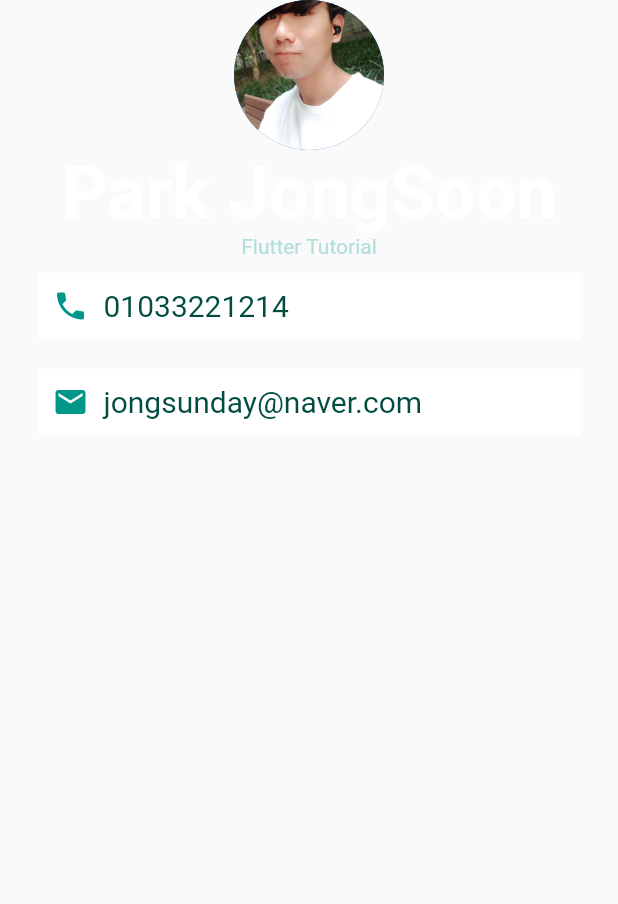
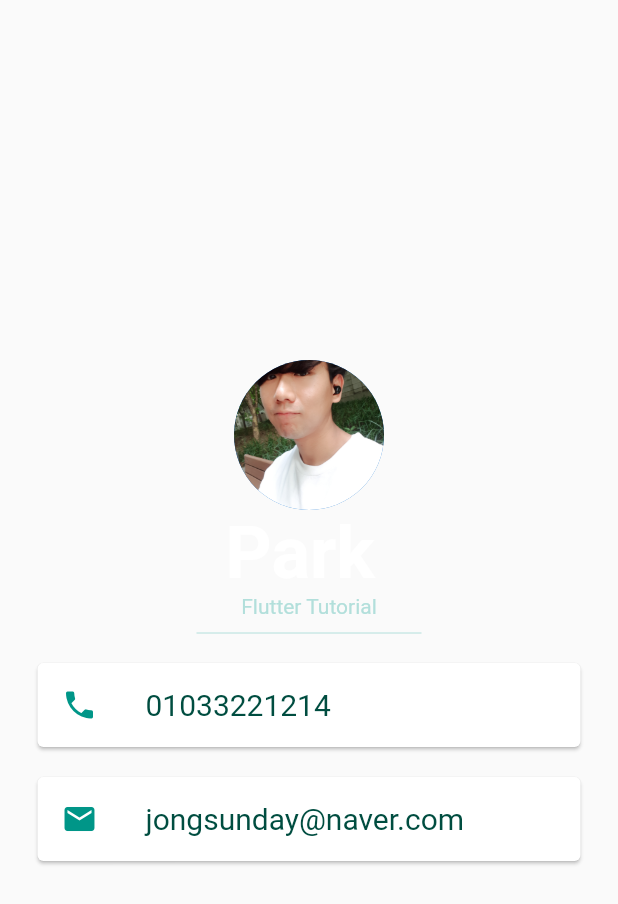
Before and after one commit to ParkJS09/Flutter_study, a Flutter app: what setBody() shows on an empty page, opened directly, on a phone screen of 412 x 824 dp. Shown: the top 904 px of the screen. Run offline on Flutter 3.47's test engine with Material 2 defaults, Android fonts, the phone set to English and light mode, and no system bars; Roboto replaces fonts that are missing (NanumBold, NanumRegular, dokdo).

Commit message:
180822 Flutter Card Widget

```diff
--- a/lib/main.dart
+++ b/lib/main.dart
@@ -12,15 +12,14 @@ void main() {
 }
 
 Widget setBody() {
-  return Column(
-    children: <Widget>[
+  return Column(mainAxisAlignment: MainAxisAlignment.center, children: <Widget>[
     //Profile 을 위한 CircleAvatar
     CircleAvatar(
       radius: 50.0,
       backgroundImage: AssetImage('Images/my_image.png'),
     ),
     Text(
-        "Park JongSoon",
+      "Park ",
       style: TextStyle(
           fontFamily: 'dokdo',
           fontSize: 48.0,
@@ -35,57 +34,45 @@ Widget setBody() {
         color: Colors.teal.shade100,
       ),
     ),
-      Container(
+    SizedBox(
+      height: 20.0,
+      width: 150.0,
+      child: Divider(
+        color: Colors.teal.shade100,
+      ),
+    ),
+    Card(
         color: Colors.white,
         margin: EdgeInsets.symmetric(vertical: 10.0, horizontal: 25.0),
-        padding: EdgeInsets.all(10.0),
-        child: Row(
-          children: <Widget>[
-            Icon(
+        child: ListTile(
+          leading: Icon(
             Icons.phone,
             color: Colors.teal,
           ),
-            SizedBox(
-              width: 10.0,
-            ),
-            Text(
+          title: Text(
             '01033221214',
             style: TextStyle(
                 color: Colors.teal.shade900,
                 fontFamily: 'NanumRegular',
-                fontSize: 20.0
+                fontSize: 20.0),
           ),
-            )
-          ],
-        ),
-      ),
-      Container(
+        )),
+    Card(
         color: Colors.white,
         margin: EdgeInsets.symmetric(vertical: 10.0, horizontal: 25.0),
-        padding: EdgeInsets.all(10.0),
-        child: Row(
-          children: <Widget>[
-            Icon(
+        child: ListTile(
+            leading: Icon(
               Icons.email,
               color: Colors.teal,
             ),
-            SizedBox(
-              width: 10.0,
-            ),
-            Text(
+            title: Text(
               'jongsunday@naver.com',
               style: TextStyle(
                   color: Colors.teal.shade900,
                   fontFamily: 'NanumRegular',
-                  fontSize: 20.0
-              ),
-            )
-
-          ],
-        ),
-      )
-    ],
-  );
+                  fontSize: 20.0),
+            )))
+  ]);
 }
 
 /*
```
Lines whose indentation alone changed are shown as unchanged.
